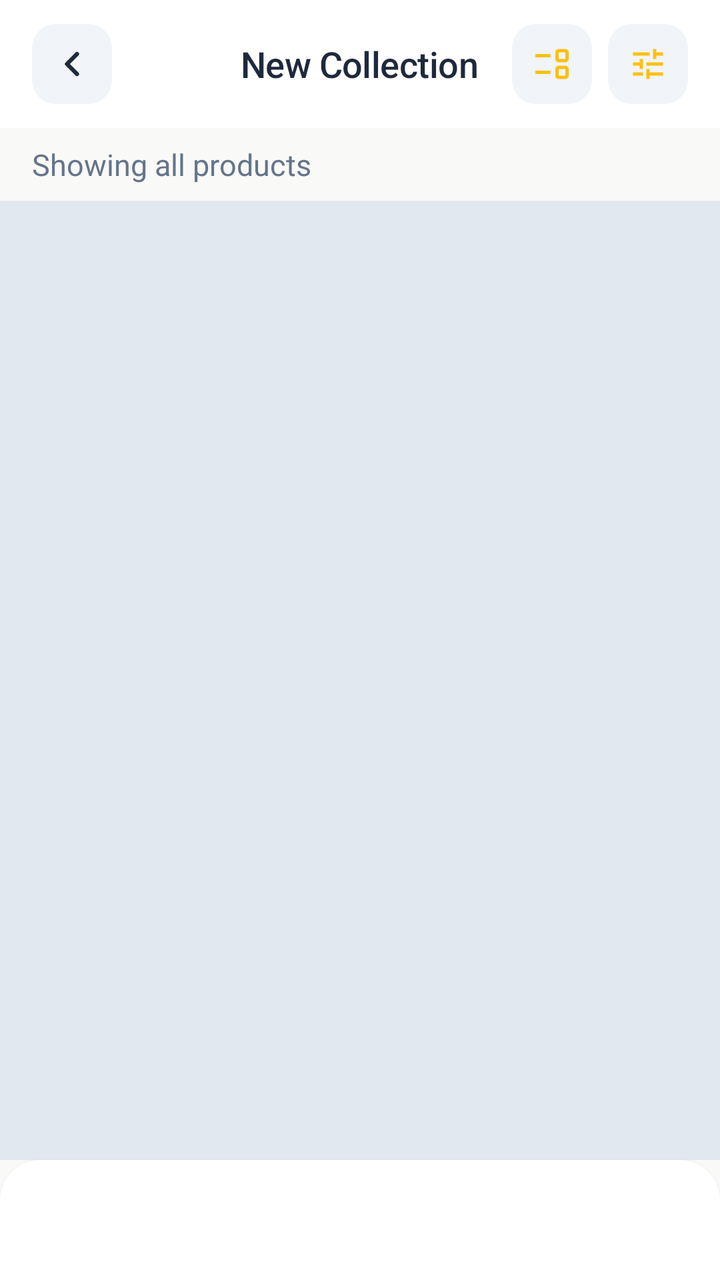
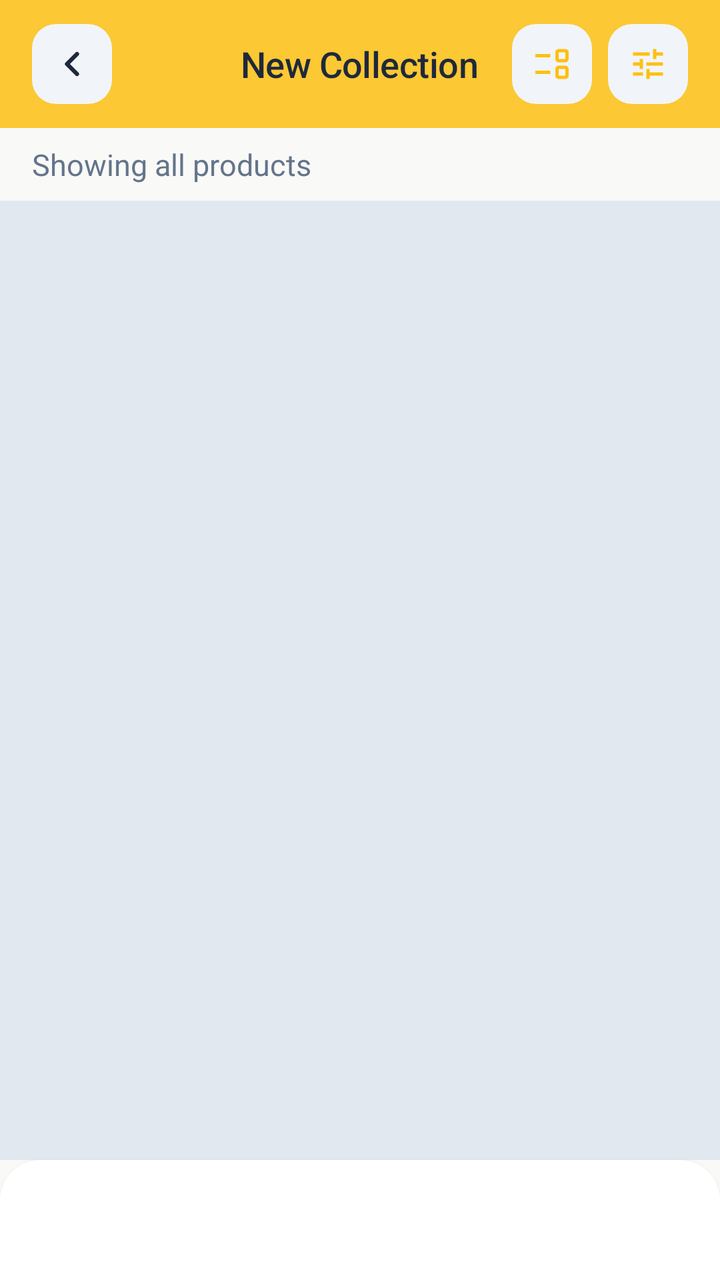

The first picture is an Android layout as it rendered before a commit; the second is the same layout after the commit. The layout source and the unified diff follow.
<!-- AndroidManifest.xml: application theme Theme.BeckieDealApp -->
<!-- res/layout/activity_product_list.xml -->
﻿<?xml version="1.0" encoding="utf-8"?>

<androidx.constraintlayout.widget.ConstraintLayout
    xmlns:android="http://schemas.android.com/apk/res/android"
    xmlns:app="http://schemas.android.com/apk/res-auto"
    android:layout_width="match_parent"
    android:layout_height="match_parent"
    android:background="@color/background"
    android:fitsSystemWindows="true">

    
    <com.google.android.material.appbar.MaterialToolbar
        android:id="@+id/topAppBar"
        android:layout_width="match_parent"
        android:layout_height="64dp"
        android:background="@color/surface"
        app:elevation="0dp"
        app:contentInsetStart="0dp"
        app:layout_constraintTop_toTopOf="parent">

        <RelativeLayout
            android:layout_width="match_parent"
            android:layout_height="match_parent"
            android:paddingHorizontal="16dp">

            <ImageView
                android:id="@+id/backButton"
                android:layout_width="40dp"
                android:layout_height="40dp"
                android:layout_alignParentStart="true"
                android:layout_centerVertical="true"
                android:background="@drawable/form_field_background"
                android:padding="10dp"
                android:src="@drawable/ic_arrow_left"
                android:contentDescription="Back"
                app:tint="@color/text_primary" />

            <TextView
                android:id="@+id/screenTitle"
                android:layout_width="wrap_content"
                android:layout_height="wrap_content"
                android:layout_centerInParent="true"
                android:text="New Collection"
                android:textAppearance="@style/TextAppearance.App.SectionHeader" />

            
            <RelativeLayout
                android:id="@+id/filterButton"
                android:layout_width="40dp"
                android:layout_height="40dp"
                android:layout_alignParentEnd="true"
                android:layout_centerVertical="true"
                android:background="@drawable/form_field_background"
                android:clickable="true"
                android:focusable="true">

                <ImageView
                    android:layout_width="20dp"
                    android:layout_height="20dp"
                    android:layout_centerInParent="true"
                    android:src="@drawable/ic_filter"
                    app:tint="@color/primary" />

                <View
                    android:id="@+id/filterActiveDot"
                    android:layout_width="8dp"
                    android:layout_height="8dp"
                    android:layout_alignParentTop="true"
                    android:layout_alignParentEnd="true"
                    android:layout_margin="3dp"
                    android:background="@drawable/badge_pill"
                    android:backgroundTint="@color/primary"
                    android:visibility="gone" />

            </RelativeLayout>

            
            <RelativeLayout
                android:id="@+id/viewModeButton"
                android:layout_width="40dp"
                android:layout_height="40dp"
                android:layout_toStartOf="@id/filterButton"
                android:layout_marginEnd="8dp"
                android:layout_centerVertical="true"
                android:background="@drawable/form_field_background"
                android:clickable="true"
                android:focusable="true">

                <ImageView
                    android:id="@+id/viewModeIcon"
                    android:layout_width="20dp"
                    android:layout_height="20dp"
                    android:layout_centerInParent="true"
                    android:src="@drawable/event_list_24"
                    app:tint="@color/primary" />

            </RelativeLayout>

        </RelativeLayout>
    </com.google.android.material.appbar.MaterialToolbar>

    
    <HorizontalScrollView
        android:id="@+id/activeFiltersScroll"
        android:layout_width="match_parent"
        android:layout_height="wrap_content"
        android:scrollbars="none"
        android:visibility="gone"
        app:layout_constraintTop_toBottomOf="@id/topAppBar">

        <LinearLayout
            android:id="@+id/activeFiltersContainer"
            android:layout_width="wrap_content"
            android:layout_height="wrap_content"
            android:orientation="horizontal"
            android:paddingHorizontal="16dp"
            android:paddingVertical="8dp" />
    </HorizontalScrollView>

    
    <TextView
        android:id="@+id/resultsLabel"
        android:layout_width="match_parent"
        android:layout_height="wrap_content"
        android:paddingHorizontal="16dp"
        android:paddingTop="8dp"
        android:paddingBottom="4dp"
        android:text="Showing all products"
        android:textAppearance="@style/TextAppearance.App.Body"
        app:layout_constraintTop_toBottomOf="@id/activeFiltersScroll" />

    
    <androidx.recyclerview.widget.RecyclerView
        android:id="@+id/productsGrid"
        android:layout_width="match_parent"
        android:layout_height="0dp"
        android:layout_marginTop="4dp"
        android:paddingBottom="16dp"
        android:background="@color/border_color"
        android:nestedScrollingEnabled="false"
        android:overScrollMode="never"
        app:layout_constraintTop_toBottomOf="@id/resultsLabel"
        app:layout_constraintBottom_toTopOf="@id/bottomNavGlassHost" />

    
    <include layout="@layout/layout_bottom_nav" />

</androidx.constraintlayout.widget.ConstraintLayout>
<!-- res/layout/layout_bottom_nav.xml (included above) -->
<?xml version="1.0" encoding="utf-8"?>
<FrameLayout
    xmlns:android="http://schemas.android.com/apk/res/android"
    xmlns:app="http://schemas.android.com/apk/res-auto"
    android:id="@+id/bottomNavGlassHost"
    android:layout_width="0dp"
    android:layout_height="wrap_content"
    android:layout_marginStart="@dimen/bottom_nav_side_margin"
    android:layout_marginEnd="@dimen/bottom_nav_side_margin"
    android:layout_marginBottom="@dimen/bottom_nav_bottom_margin"
    android:background="@drawable/bottom_nav_glass_bg"
    android:clipToOutline="true"
    android:elevation="4dp"
    app:layout_constraintBottom_toBottomOf="parent"
    app:layout_constraintStart_toStartOf="parent"
    app:layout_constraintEnd_toEndOf="parent">

    <LinearLayout
        android:id="@+id/customBottomNav"
        android:layout_width="match_parent"
        android:layout_height="60dp"
        android:orientation="horizontal"
        android:gravity="center"
        android:paddingStart="12dp"
        android:paddingEnd="12dp"
        android:weightSum="5.5">

        
        <LinearLayout
            android:id="@+id/navItemHome"
            android:layout_width="0dp"
            android:layout_height="match_parent"
            android:layout_weight="1"
            android:gravity="center"
            android:orientation="horizontal"
            android:clickable="true"
            android:focusable="true"
            android:background="?attr/selectableItemBackgroundBorderless">

            <LinearLayout
                android:id="@+id/navPillHome"
                android:layout_width="wrap_content"
                android:layout_height="34dp"
                android:orientation="horizontal"
                android:gravity="center"
                android:paddingStart="8dp"
                android:paddingEnd="8dp"
                android:background="@drawable/nav_pill_background">

                <ImageView
                    android:id="@+id/navIconHome"
                    android:layout_width="20dp"
                    android:layout_height="20dp"
                    android:src="@drawable/bottom_nav_home_icon"
                    android:scaleType="fitCenter" />

                <TextView
                    android:id="@+id/navLabelHome"
                    android:layout_width="wrap_content"
                    android:layout_height="wrap_content"
                    android:layout_marginStart="5dp"
                    android:text="Home"
                    android:textSize="11sp"
                    android:textStyle="bold"
                    android:visibility="gone"
                    android:alpha="0"
                    android:includeFontPadding="false" />
            </LinearLayout>
        </LinearLayout>

        
        <LinearLayout
            android:id="@+id/navItemCategories"
            android:layout_width="0dp"
            android:layout_height="match_parent"
            android:layout_weight="1"
            android:gravity="center"
            android:orientation="horizontal"
            android:clickable="true"
            android:focusable="true"
            android:background="?attr/selectableItemBackgroundBorderless">

            <LinearLayout
                android:id="@+id/navPillCategories"
                android:layout_width="wrap_content"
                android:layout_height="34dp"
                android:orientation="horizontal"
                android:gravity="center"
                android:paddingStart="8dp"
                android:paddingEnd="8dp"
                android:background="@drawable/nav_pill_background">

                <ImageView
                    android:id="@+id/navIconCategories"
                    android:layout_width="20dp"
                    android:layout_height="20dp"
                    android:src="@drawable/bottom_nav_categories_icon"
                    android:scaleType="fitCenter" />

                <TextView
                    android:id="@+id/navLabelCategories"
                    android:layout_width="wrap_content"
                    android:layout_height="wrap_content"
                    android:layout_marginStart="5dp"
                    android:text="Categories"
                    android:textSize="11sp"
                    android:textStyle="bold"
                    android:visibility="gone"
                    android:alpha="0"
                    android:includeFontPadding="false"
                    android:maxLines="1" />
            </LinearLayout>
        </LinearLayout>

        
        <LinearLayout
            android:id="@+id/navItemWishlist"
            android:layout_width="0dp"
            android:layout_height="match_parent"
            android:layout_weight="1"
            android:gravity="center"
            android:orientation="horizontal"
            android:clickable="true"
            android:focusable="true"
            android:background="?attr/selectableItemBackgroundBorderless">

            <LinearLayout
                android:id="@+id/navPillWishlist"
                android:layout_width="wrap_content"
                android:layout_height="34dp"
                android:orientation="horizontal"
                android:gravity="center"
                android:paddingStart="8dp"
                android:paddingEnd="8dp"
                android:background="@drawable/nav_pill_background">

                <ImageView
                    android:id="@+id/navIconWishlist"
                    android:layout_width="20dp"
                    android:layout_height="20dp"
                    android:src="@drawable/bottom_nav_favorites_icon"
                    android:scaleType="fitCenter" />

                <TextView
                    android:id="@+id/navLabelWishlist"
                    android:layout_width="wrap_content"
                    android:layout_height="wrap_content"
                    android:layout_marginStart="5dp"
                    android:text="Wishlist"
                    android:textSize="11sp"
                    android:textStyle="bold"
                    android:visibility="gone"
                    android:alpha="0"
                    android:includeFontPadding="false"
                    android:maxLines="1" />
            </LinearLayout>
        </LinearLayout>

        
        <LinearLayout
            android:id="@+id/navItemCart"
            android:layout_width="0dp"
            android:layout_height="match_parent"
            android:layout_weight="1"
            android:gravity="center"
            android:orientation="horizontal"
            android:clickable="true"
            android:focusable="true"
            android:background="?attr/selectableItemBackgroundBorderless">

            <LinearLayout
                android:id="@+id/navPillCart"
                android:layout_width="wrap_content"
                android:layout_height="34dp"
                android:orientation="horizontal"
                android:gravity="center"
                android:paddingStart="8dp"
                android:paddingEnd="8dp"
                android:background="@drawable/nav_pill_background">

                <ImageView
                    android:id="@+id/navIconCart"
                    android:layout_width="20dp"
                    android:layout_height="20dp"
                    android:src="@drawable/bottom_nav_cart_icon"
                    android:scaleType="fitCenter" />

                
                <FrameLayout
                    android:layout_width="wrap_content"
                    android:layout_height="wrap_content"
                    android:layout_marginStart="-6dp"
                    android:layout_marginTop="-4dp">
                    
                    <TextView
                        android:id="@+id/cartBadge"
                        android:layout_width="16dp"
                        android:layout_height="16dp"
                        android:background="@drawable/badge_pill"
                        android:backgroundTint="@color/primary"
                        android:textSize="9sp"
                        android:textStyle="bold"
                        android:textColor="@color/white_fixed"
                        android:visibility="gone"
                        android:includeFontPadding="false"
                        android:gravity="center" />
                </FrameLayout>

                <TextView
                    android:id="@+id/navLabelCart"
                    android:layout_width="wrap_content"
                    android:layout_height="wrap_content"
                    android:layout_marginStart="5dp"
                    android:text="Cart"
                    android:textSize="11sp"
                    android:textStyle="bold"
                    android:visibility="gone"
                    android:alpha="0"
                    android:includeFontPadding="false" />
            </LinearLayout>
        </LinearLayout>

        
        <LinearLayout
            android:id="@+id/navItemAccount"
            android:layout_width="0dp"
            android:layout_height="match_parent"
            android:layout_weight="1"
            android:gravity="center"
            android:orientation="horizontal"
            android:clickable="true"
            android:focusable="true"
            android:background="?attr/selectableItemBackgroundBorderless">

            <LinearLayout
                android:id="@+id/navPillAccount"
                android:layout_width="wrap_content"
                android:layout_height="34dp"
                android:orientation="horizontal"
                android:gravity="center"
                android:paddingStart="8dp"
                android:paddingEnd="8dp"
                android:background="@drawable/nav_pill_background">

                <ImageView
                    android:id="@+id/navIconAccount"
                    android:layout_width="20dp"
                    android:layout_height="20dp"
                    android:src="@drawable/bottom_nav_account_icon"
                    android:scaleType="fitCenter" />

                <TextView
                    android:id="@+id/navLabelAccount"
                    android:layout_width="wrap_content"
                    android:layout_height="wrap_content"
                    android:layout_marginStart="5dp"
                    android:text="Account"
                    android:textSize="11sp"
                    android:textStyle="bold"
                    android:visibility="gone"
                    android:alpha="0"
                    android:includeFontPadding="false" />
            </LinearLayout>
        </LinearLayout>

    </LinearLayout>

</FrameLayout>
<!-- resources referenced by this layout -->
<resources>
  <color name="background">#F9F9F7</color>
  <color name="border_color">#E2E8F0</color>
  <color name="primary">#FDC011</color>
  <color name="surface">#FFFFFF</color>
  <color name="text_primary">#1E293B</color>
  <color name="white_fixed">#FFFFFF</color>
  <dimen name="bottom_nav_bottom_margin">0dp</dimen>
  <dimen name="bottom_nav_side_margin">0dp</dimen>
  <!-- drawable form_field_background (drawable) -->
  <?xml version="1.0" encoding="utf-8"?>
  <shape xmlns:android="http://schemas.android.com/apk/res/android">
      <solid android:color="@color/input_background" />
      <corners android:radius="12dp" />
  </shape>
  <style name="TextAppearance.App.SectionHeader" parent="TextAppearance.Material3.TitleMedium">
          <item name="android:fontFamily">@font/amulya_bold</item>
          <item name="android:textSize">18sp</item>
          <item name="android:letterSpacing">-0.01</item>
          <item name="android:textColor">@color/text_primary</item>
      </style>
  <style name="Theme.BeckieDealApp" parent="Base.Theme.BeckieDealApp">
          <item name="buttonStyle">@style/Widget.App.Button</item>
          <item name="materialButtonStyle">@style/Widget.App.Button</item>
      </style>
  <color name="nav_surface">#FFFFFF</color>
  <color name="input_background">#F1F5F9</color>
  <color name="text_secondary">#64748B</color>
  <style name="Widget.App.Button" parent="Widget.Material3.Button">
          <item name="shapeAppearance">@style/ShapeAppearance.App.Button.Pill</item>
          <item name="android:textAppearance">@style/TextAppearance.App.Button</item>
      </style>
  <color name="on_primary">#FFFFFF</color>
  <color name="primary_container">#FDC011</color>
  <color name="on_primary_container">#582200</color>
  <color name="on_surface">#251913</color>
  <style name="TextAppearance.App.ScreenTitle" parent="TextAppearance.Material3.HeadlineMedium">
          <item name="android:fontFamily">@font/amulya_bold</item>
          <item name="android:textSize">28sp</item>
          <item name="android:letterSpacing">-0.02</item>
          <item name="android:textColor">@color/text_primary</item>
      </style>
  <style name="TextAppearance.App.ProductName" parent="TextAppearance.Material3.HeadlineSmall">
          <item name="android:fontFamily">@font/amulya_bold</item>
          <item name="android:textSize">24sp</item>
          <item name="android:letterSpacing">-0.02</item>
          <item name="android:textColor">@color/text_primary</item>
      </style>
  <style name="TextAppearance.App.PriceHero" parent="TextAppearance.Material3.TitleLarge">
          <item name="android:fontFamily">@font/amulya_bold</item>
          <item name="android:textSize">22sp</item>
          <item name="android:letterSpacing">-0.01</item>
          <item name="android:textColor">@color/text_primary</item>
      </style>
  <style name="TextAppearance.App.CardProductName" parent="TextAppearance.Material3.BodyLarge">
          <item name="android:fontFamily">@font/synonym_medium</item>
          <item name="android:textSize">15sp</item>
          <item name="android:letterSpacing">0</item>
          <item name="android:textColor">@color/text_primary</item>
      </style>
  <style name="TextAppearance.App.Button" parent="TextAppearance.Material3.LabelLarge">
          <item name="android:fontFamily">@font/synonym_semibold</item>
          <item name="android:textSize">15sp</item>
          <item name="android:letterSpacing">0.01</item>
          <item name="android:textAllCaps">false</item>
      </style>
  <style name="ShapeAppearance.App.Button.Pill" parent="">
          <item name="cornerFamily">rounded</item>
          <item name="cornerSize">50%</item>
      </style>
  <color name="nav_indicator_fill">#FFF1EB</color>
  <style name="ShapeAppearance.App.BottomNav.ActiveIndicator" parent="">
          <item name="cornerFamily">rounded</item>
          <item name="cornerSize">50%</item>
      </style>
  <!-- unchanged entries left out for length: 38 -->
</resources>

<!-- the commit's change to res/layout/activity_product_list.xml (unified diff, before → after) -->
@@ -13,7 +13,7 @@
         android:id="@+id/topAppBar"
         android:layout_width="match_parent"
         android:layout_height="64dp"
-        android:background="@color/surface"
+        android:background="@color/topbar_yellow_transparent"
         app:elevation="0dp"
         app:contentInsetStart="0dp"
         app:layout_constraintTop_toTopOf="parent">
<!-- resource entries referenced after the edit -->
@@ -5,6 +5,7 @@
   <color name="primary">#FDC011</color>
   <color name="surface">#FFFFFF</color>
   <color name="text_primary">#1E293B</color>
+  <color name="topbar_yellow_transparent">#D9FDC011</color>
   <color name="white_fixed">#FFFFFF</color>
   <dimen name="bottom_nav_bottom_margin">0dp</dimen>
   <dimen name="bottom_nav_side_margin">0dp</dimen>
